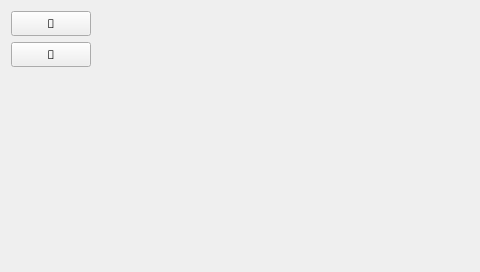
Qt form epyq/main.ui (epcpower/st) before a commit.
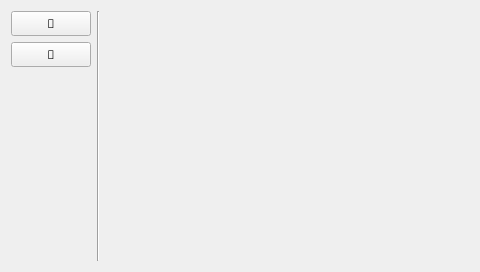
The same form after that commit.

Commit message: Add vertical line to separate shortcuts on left

```diff
--- a/epyq/main.ui
+++ b/epyq/main.ui
@@ -55,6 +55,13 @@
      </item>
     </layout>
    </item>
+   <item>
+    <widget class="Line" name="line">
+     <property name="orientation">
+      <enum>Qt::Vertical</enum>
+     </property>
+    </widget>
+   </item>
    <item>
     <widget class="QStackedWidget" name="stacked"/>
    </item>
```
